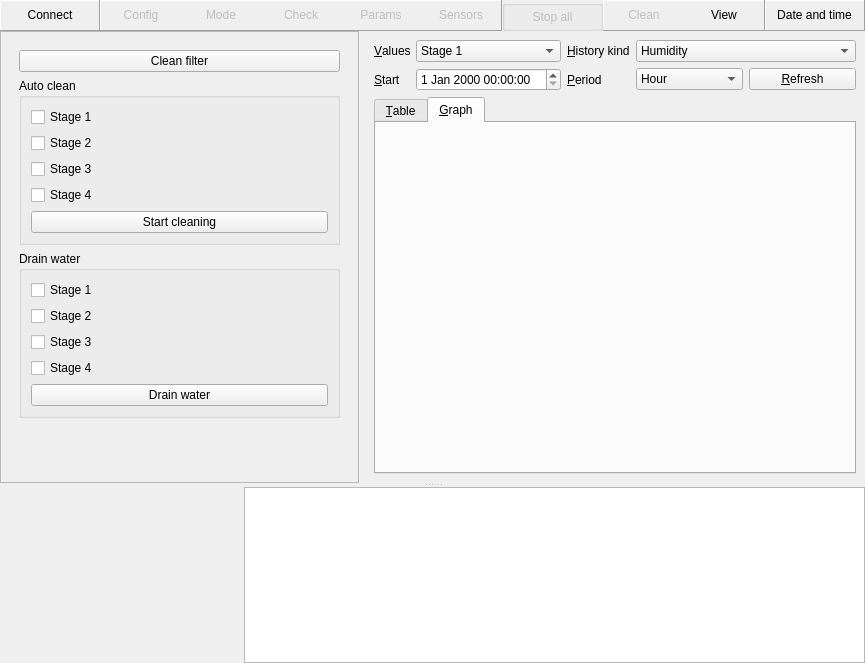
Shmuma/grain-watering, file gui/mainwindow.ui: the form before one commit.
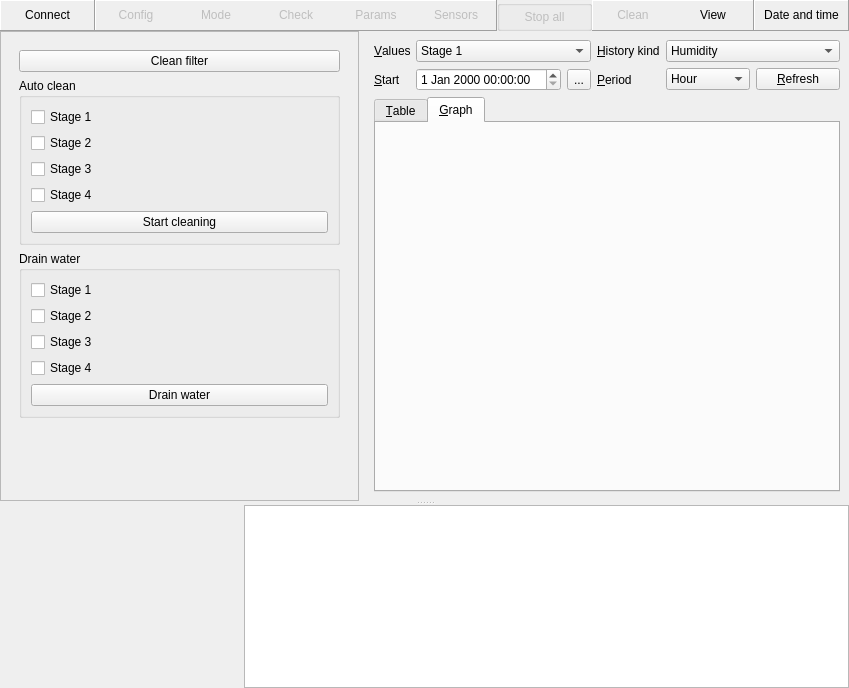
The form after the commit. The open tabs and pages were chosen to show the change. Custom widgets are drawn as their Qt base class.

Commit message: Button in graph view which resets current date and time according to period.

```diff
--- a/gui/mainwindow.ui
+++ b/gui/mainwindow.ui
@@ -6,8 +6,8 @@
    <rect>
     <x>0</x>
     <y>0</y>
-    <width>865</width>
-    <height>663</height>
+    <width>849</width>
+    <height>688</height>
    </rect>
   </property>
   <property name="windowTitle" >
@@ -1495,7 +1495,7 @@
                </property>
               </widget>
              </item>
-             <item row="0" column="3" colspan="2" >
+             <item row="0" column="3" >
               <widget class="QComboBox" name="historyKindCombo" >
                <item>
                 <property name="text" >
@@ -1556,8 +1556,19 @@
               </widget>
              </item>
              <item row="1" column="1" >
+              <layout class="QHBoxLayout" >
+               <item>
               <widget class="QDateTimeEdit" name="historyFromDateEdit" />
              </item>
+               <item>
+                <widget class="QToolButton" name="graphResetButton" >
+                 <property name="text" >
+                  <string>...</string>
+                 </property>
+                </widget>
+               </item>
+              </layout>
+             </item>
              <item row="1" column="2" >
               <widget class="QLabel" name="label_17" >
                <property name="sizePolicy" >
@@ -1575,6 +1586,8 @@
               </widget>
              </item>
              <item row="1" column="3" >
+              <layout class="QHBoxLayout" >
+               <item>
               <widget class="QComboBox" name="historyPeriodCombo" >
                <item>
                 <property name="text" >
@@ -1603,12 +1616,14 @@
                </item>
               </widget>
              </item>
-             <item row="1" column="4" >
+               <item>
               <widget class="QPushButton" name="refreshHistoryButton" >
                <property name="text" >
                 <string>&amp;Refresh</string>
                </property>
               </widget>
+               </item>
+              </layout>
              </item>
             </layout>
            </item>
```
Left out of the diff: 2 changed lines with no effect on the pictures. Lines whose indentation alone changed are shown as unchanged. The commit also changes 3 other files.
